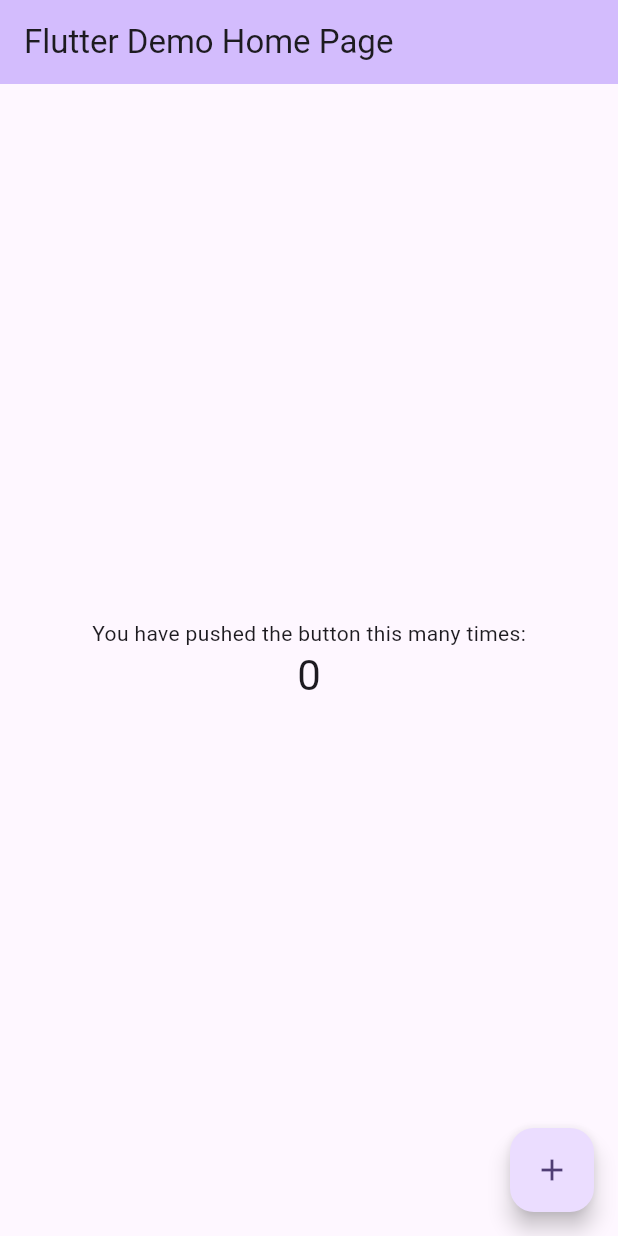
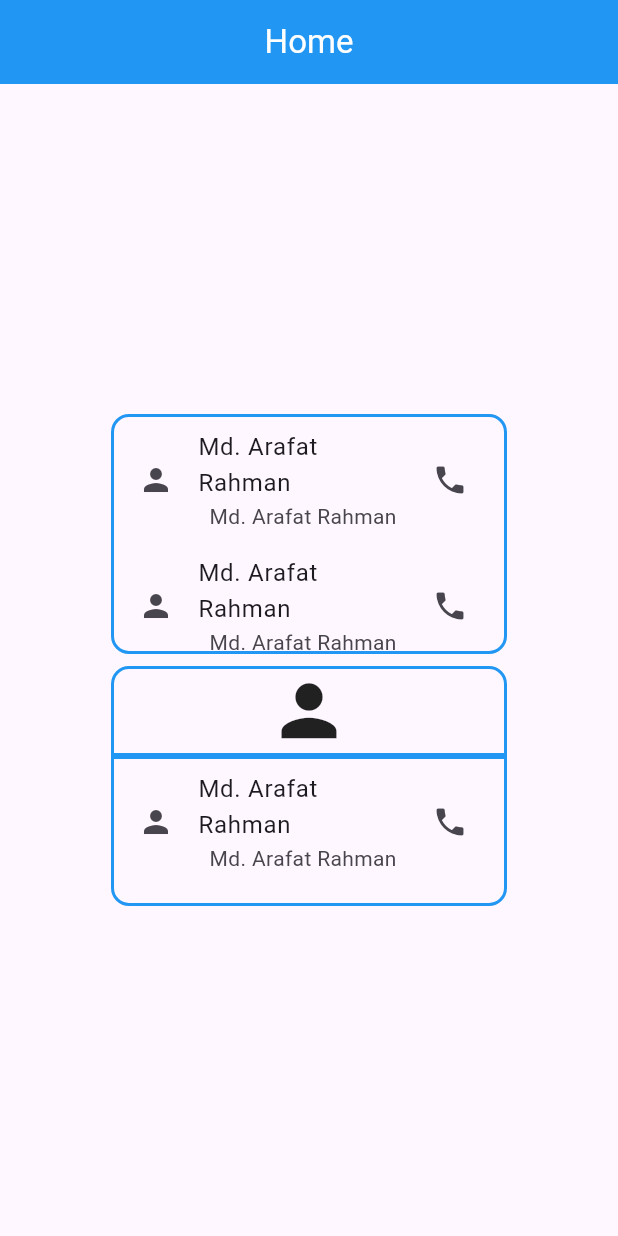
Before and after one commit to csearafat01/module_7, a Flutter app: the screen it shows after launch, on a phone screen of 412 x 824 dp. Run offline on Flutter 3.47's test engine with Material 2 defaults, Android fonts, the phone set to English and light mode, and no system bars.

Commit message:
module 7 practice task

```diff
--- a/lib/main.dart
+++ b/lib/main.dart
@@ -6,120 +6,179 @@ void main() {
 
 class MyApp extends StatelessWidget {
   const MyApp({super.key});
-
-  // This widget is the root of your application.
   @override
   Widget build(BuildContext context) {
     return MaterialApp(
-      title: 'Flutter Demo',
+      debugShowCheckedModeBanner: false,
+      title: 'module 7 practice',
       theme: ThemeData(
-        // This is the theme of your application.
-        //
-        // TRY THIS: Try running your application with "flutter run". You'll see
-        // the application has a blue toolbar. Then, without quitting the app,
-        // try changing the seedColor in the colorScheme below to Colors.green
-        // and then invoke "hot reload" (save your changes or press the "hot
-        // reload" button in a Flutter-supported IDE, or press "r" if you used
-        // the command line to start the app).
-        //
-        // Notice that the counter didn't reset back to zero; the application
-        // state is not lost during the reload. To reset the state, use hot
-        // restart instead.
-        //
-        // This works for code too, not just values: Most code changes can be
-        // tested with just a hot reload.
+
         colorScheme: ColorScheme.fromSeed(seedColor: Colors.deepPurple),
         useMaterial3: true,
       ),
-      home: const MyHomePage(title: 'Flutter Demo Home Page'),
+      home: const MyHomePage(title: 'Home'),
     );
   }
 }
 
-class MyHomePage extends StatefulWidget {
-  const MyHomePage({super.key, required this.title});
-
-  // This widget is the home page of your application. It is stateful, meaning
-  // that it has a State object (defined below) that contains fields that affect
-  // how it looks.
-
-  // This class is the configuration for the state. It holds the values (in this
-  // case the title) provided by the parent (in this case the App widget) and
-  // used by the build method of the State. Fields in a Widget subclass are
-  // always marked "final".
-
-  final String title;
-
-  @override
-  State<MyHomePage> createState() => _MyHomePageState();
-}
-
-class _MyHomePageState extends State<MyHomePage> {
-  int _counter = 0;
-
-  void _incrementCounter() {
-    setState(() {
-      // This call to setState tells the Flutter framework that something has
-      // changed in this State, which causes it to rerun the build method below
-      // so that the display can reflect the updated values. If we changed
-      // _counter without calling setState(), then the build method would not be
-      // called again, and so nothing would appear to happen.
-      _counter++;
-    });
-  }
+class MyHomePage extends StatelessWidget {
+  const MyHomePage({super.key, required String title});
 
   @override
   Widget build(BuildContext context) {
-    // This method is rerun every time setState is called, for instance as done
-    // by the _incrementCounter method above.
-    //
-    // The Flutter framework has been optimized to make rerunning build methods
-    // fast, so that you can just rebuild anything that needs updating rather
-    // than having to individually change instances of widgets.
     return Scaffold(
       appBar: AppBar(
-        // TRY THIS: Try changing the color here to a specific color (to
-        // Colors.amber, perhaps?) and trigger a hot reload to see the AppBar
-        // change color while the other colors stay the same.
-        backgroundColor: Theme.of(context).colorScheme.inversePrimary,
-        // Here we take the value from the MyHomePage object that was created by
-        // the App.build method, and use it to set our appbar title.
-        title: Text(widget.title),
+        backgroundColor: Colors.blue,
+        title: Center(
+            child: Text('Home',style: TextStyle(color: Colors.white),)
+        ),
       ),
       body: Center(
-        // Center is a layout widget. It takes a single child and positions it
-        // in the middle of the parent.
         child: Column(
-          // Column is also a layout widget. It takes a list of children and
-          // arranges them vertically. By default, it sizes itself to fit its
-          // children horizontally, and tries to be as tall as its parent.
-          //
-          // Column has various properties to control how it sizes itself and
-          // how it positions its children. Here we use mainAxisAlignment to
-          // center the children vertically; the main axis here is the vertical
-          // axis because Columns are vertical (the cross axis would be
-          // horizontal).
-          //
-          // TRY THIS: Invoke "debug painting" (choose the "Toggle Debug Paint"
-          // action in the IDE, or press "p" in the console), to see the
-          // wireframe for each widget.
           mainAxisAlignment: MainAxisAlignment.center,
-          children: <Widget>[
-            const Text(
-              'You have pushed the button this many times:',
+          children: [
+            SizedBox(
+              width: 264.0,
+              height: 160.0,
+              child: Container(
+                decoration: BoxDecoration(
+                  border: Border.all(
+                    color: Colors.blue,
+                    width: 2.0,
+                  ),
+                  borderRadius: BorderRadius.circular(12.0),
+                ),
+                child: const Center(
+                  child: SingleChildScrollView(
+                    child: Column(
+                      children: [
+                        ListTile(
+                          leading: Icon(Icons.person),
+                          title: Center(child: Text('Md. Arafat Rahman')),
+                          subtitle: Center(child: Text('Md. Arafat Rahman')),
+                          trailing: Icon(Icons.phone),
+                        ),
+                        ListTile(
+                          leading: Icon(Icons.person),
+                          title: Center(child: Text('Md. Arafat Rahman')),
+                          subtitle: Center(child: Text('Md. Arafat Rahman')),
+                          trailing: Icon(Icons.phone),
+                        ),
+                        ListTile(
+                          leading: Icon(Icons.person),
+                          title: Center(child: Text('Md. Arafat Rahman')),
+                          subtitle: Center(child: Text('Md. Arafat Rahman')),
+                          trailing: Icon(Icons.phone),
+                        ),
+                        ListTile(
+                          leading: Icon(Icons.person),
+                          title: Center(child: Text('Md. Arafat Rahman')),
+                          subtitle: Center(child: Text('Md. Arafat Rahman')),
+                          trailing: Icon(Icons.phone),
+                        ),
+                        ListTile(
+                          leading: Icon(Icons.person),
+                          title: Center(child: Text('Md. Arafat Rahman')),
+                          subtitle: Center(child: Text('Md. Arafat Rahman')),
+                          trailing: Icon(Icons.phone),
+                        ),
+                        ListTile(
+                          leading: Icon(Icons.person),
+                          title: Center(child: Text('Md. Arafat Rahman')),
+                          subtitle: Center(child: Text('Md. Arafat Rahman')),
+                          trailing: Icon(Icons.phone),
+                        ),
+                      ],
+                    ),
+                  ),
+                ),
+              ),
             ),
-            Text(
-              '$_counter',
-              style: Theme.of(context).textTheme.headlineMedium,
+            SizedBox(
+              height: 8,
             ),
+            SizedBox(
+              width: 264.0,
+              height: 60.0,
+              child: Container(
+                decoration: BoxDecoration(
+                  border: Border.all(
+                    color: Colors.blue,
+                    width: 2.0,
+                  ),
+                  borderRadius: BorderRadius.only(
+                      topLeft: Radius.circular(12.0),
+                      topRight: Radius.circular(12.0)
+                  ),
+                ),
+                child: Icon(Icons.person,
+                        size: 55),
+              ),
+            ),
+            SizedBox(
+              width: 264.0,
+              height: 100.0,
+              child: Container(
+                decoration: BoxDecoration(
+                  border: Border.all(
+                    color: Colors.blue,
+                    width: 2.0,
+                  ),
+                  borderRadius: BorderRadius.only(
+                      bottomLeft: Radius.circular(12.0),
+                      bottomRight: Radius.circular(12.0)
+                  ),
+                ),
+                child: const Center(
+                  child: SingleChildScrollView(
+                    child: Column(
+                      children: [
+                        ListTile(
+                          leading: Icon(Icons.person),
+                          title: Center(child: Text('Md. Arafat Rahman')),
+                          subtitle: Center(child: Text('Md. Arafat Rahman')),
+                          trailing: Icon(Icons.phone),
+                        ),
+                        ListTile(
+                          leading: Icon(Icons.person),
+                          title: Center(child: Text('Md. Arafat Rahman')),
+                          subtitle: Center(child: Text('Md. Arafat Rahman')),
+                          trailing: Icon(Icons.phone),
+                        ),
+                        ListTile(
+                          leading: Icon(Icons.person),
+                          title: Center(child: Text('Md. Arafat Rahman')),
+                          subtitle: Center(child: Text('Md. Arafat Rahman')),
+                          trailing: Icon(Icons.phone),
+                        ),
+                        ListTile(
+                          leading: Icon(Icons.person),
+                          title: Center(child: Text('Md. Arafat Rahman')),
+                          subtitle: Center(child: Text('Md. Arafat Rahman')),
+                          trailing: Icon(Icons.phone),
+                        ),
+                        ListTile(
+                          leading: Icon(Icons.person),
+                          title: Center(child: Text('Md. Arafat Rahman')),
+                          subtitle: Center(child: Text('Md. Arafat Rahman')),
+                          trailing: Icon(Icons.phone),
+                        ),
+                        ListTile(
+                          leading: Icon(Icons.person),
+                          title: Center(child: Text('Md. Arafat Rahman')),
+                          subtitle: Center(child: Text('Md. Arafat Rahman')),
+                          trailing: Icon(Icons.phone),
+                        ),
+                      ],
+                    ),
+                  ),
+                ),
+              ),
+            ),
+
           ],
         ),
       ),
-      floatingActionButton: FloatingActionButton(
-        onPressed: _incrementCounter,
-        tooltip: 'Increment',
-        child: const Icon(Icons.add),
-      ), // This trailing comma makes auto-formatting nicer for build methods.
     );
   }
 }
```
